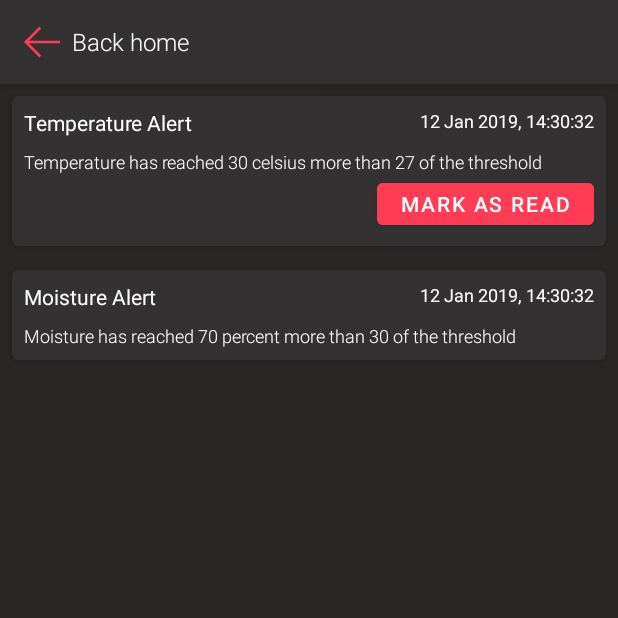
After one commit to Intelecs/intelecs-greenhouse, an Android app: the NotificationActivity screen opened directly, with no data from a screen before it, on a phone screen of 412 x 824 dp, the top half of it. The commit adds this screen. Run offline under Robolectric (Android 15) with nearby library versions, the phone set to English and light mode, and no system bars.

Commit message:
IoT Green House - Notification Activity

```diff
--- a/app/src/main/java/com/example/iotgreenhouse/activities/MainActivity.kt
+++ b/app/src/main/java/com/example/iotgreenhouse/activities/MainActivity.kt
@@ -38,7 +38,10 @@ class MainActivity : AppCompatActivity() {
                     val analyticsActivity = Intent(this, AnalyticsActivity::class.java)
                     startActivity(analyticsActivity)
                 }
-                R.id.notifications -> Toast.makeText(applicationContext, "ALERT", Toast.LENGTH_SHORT).show()
+                R.id.notifications -> {
+                    val notificationActivity = Intent(this, NotificationActivity::class.java)
+                    startActivity(notificationActivity)
+                }
                 R.id.home -> Toast.makeText(applicationContext, "HOME", Toast.LENGTH_SHORT).show()
             }
         }
--- /dev/null
+++ b/app/src/main/java/com/example/iotgreenhouse/activities/NotificationActivity.kt
@@ -0,0 +1,49 @@
+package com.example.iotgreenhouse.activities
+
+import androidx.appcompat.app.AppCompatActivity
+import android.os.Bundle
+import android.view.View
+import androidx.recyclerview.widget.LinearLayoutManager
+import com.example.iotgreenhouse.R
+import com.example.iotgreenhouse.adapters.NotificationRecyclerAdapter
+import com.example.iotgreenhouse.model.NotifcationsModel
+import kotlinx.android.synthetic.main.activity_notification.*
+
+class NotificationActivity : AppCompatActivity() {
+
+    override fun onCreate(savedInstanceState: Bundle?) {
+        super.onCreate(savedInstanceState)
+        setContentView(R.layout.activity_notification)
+
+        val linearLayoutManager = LinearLayoutManager(applicationContext)
+        reycler_notifications.layoutManager = linearLayoutManager
+        addNotifcations()
+
+    }
+
+    fun addNotifcations() {
+        val notifications: MutableList<NotifcationsModel> = ArrayList()
+
+        notifications.add(
+            NotifcationsModel("Temperature Alert",
+            "Temperature has reached 30 celsius more than 27 of the threshold", false)
+        )
+
+        notifications.add(NotifcationsModel("Moisture Alert",
+            "Moisture has reached 70 percent more than 30 of the threshold", true))
+
+        val notificationsAdapter = NotificationRecyclerAdapter(notifications,this)
+        reycler_notifications.adapter = notificationsAdapter
+
+        if (notificationsAdapter.itemCount == 0) {
+            not_found_holder.visibility = View.VISIBLE
+            loading.visibility = View.GONE
+            loading_details.visibility = View.GONE
+        }
+        else {
+            not_found_holder.visibility = View.GONE
+            loading.visibility = View.GONE
+            loading_details.visibility = View.GONE
+        }
+    }
+}
--- /dev/null
+++ b/app/src/main/java/com/example/iotgreenhouse/activities/StreamActivity.kt
@@ -0,0 +1,13 @@
+package com.example.iotgreenhouse.activities
+
+import androidx.appcompat.app.AppCompatActivity
+import android.os.Bundle
+import com.example.iotgreenhouse.R
+
+class StreamActivity : AppCompatActivity() {
+
+    override fun onCreate(savedInstanceState: Bundle?) {
+        super.onCreate(savedInstanceState)
+        setContentView(R.layout.activity_stream)
+    }
+}
--- /dev/null
+++ b/app/src/main/java/com/example/iotgreenhouse/adapters/NotificationRecyclerAdapter.kt
@@ -0,0 +1,59 @@
+package com.example.iotgreenhouse.adapters
+
+import android.content.Context
+import android.content.Intent
+import android.view.View
+import android.view.ViewGroup
+import androidx.core.content.ContextCompat
+import androidx.recyclerview.widget.RecyclerView
+import com.example.iotgreenhouse.R
+import com.example.iotgreenhouse.model.NotifcationsModel
+import com.example.iotgreenhouse.utils.inflate
+import kotlinx.android.synthetic.main.notification_item_list.view.*
+import java.text.SimpleDateFormat
+import java.util.*
+
+class NotificationRecyclerAdapter (private val notifcations: MutableList<NotifcationsModel>, private val context: Context?) :
+    RecyclerView.Adapter<NotificationRecyclerAdapter.ServiceHolder> () {
+
+    val _context = context
+
+    override fun getItemCount(): Int {
+        return notifcations.size
+    }
+
+    override fun onBindViewHolder(holder: NotificationRecyclerAdapter.ServiceHolder, position: Int) {
+        holder.bindData(notifcations.get(position), context)
+    }
+
+    override fun onCreateViewHolder(
+        parent: ViewGroup,
+        viewType: Int
+    ): NotificationRecyclerAdapter.ServiceHolder {
+        val infaledView = parent.inflate(R.layout.notification_item_list, false)
+        return ServiceHolder(infaledView)
+    }
+
+    class ServiceHolder(view: View) : RecyclerView.ViewHolder(view), View.OnClickListener {
+        val title = view.noty_title
+        val message = view.noty_msg
+        val btn_read = view.read_btn
+
+
+            init {
+            view.setOnClickListener(this)
+        }
+
+        override fun onClick(v: View?) {
+        }
+
+        fun bindData(notification: NotifcationsModel, context: Context?) {
+            title.text = notification.title
+            message.text = notification.message
+
+            if(notification.isRead) {
+                btn_read.visibility = View.GONE
+            }
+        }
+    }
+}
--- /dev/null
+++ b/app/src/main/java/com/example/iotgreenhouse/model/NotifcationsModel.kt
@@ -0,0 +1,7 @@
+package com.example.iotgreenhouse.model
+
+data class NotifcationsModel(
+    var title: String,
+    var message: String,
+    var isRead: Boolean
+)
--- /dev/null
+++ b/app/src/main/java/com/example/iotgreenhouse/utils/Extensions.kt
@@ -0,0 +1,10 @@
+package com.example.iotgreenhouse.utils
+
+import android.view.LayoutInflater
+import android.view.View
+import android.view.ViewGroup
+import androidx.annotation.LayoutRes
+
+fun ViewGroup.inflate(@LayoutRes layoutRes: Int, attactToRoot: Boolean = false): View {
+    return LayoutInflater.from(context).inflate(layoutRes, this, attactToRoot)
+}
--- /dev/null
+++ b/app/src/main/res/drawable/btn_outline.xml
@@ -0,0 +1,12 @@
+<?xml version="1.0" encoding="utf-8"?>
+<shape xmlns:android="http://schemas.android.com/apk/res/android" >
+
+    <solid android:color="@color/dark" />
+    <stroke
+        android:width="2dp"
+        android:color="@color/colorPrimary" />
+    <corners
+        android:radius="@dimen/card_radius"
+        />
+
+</shape>
--- /dev/null
+++ b/app/src/main/res/drawable/ic_not_found.xml
@@ -0,0 +1,33 @@
+<vector xmlns:android="http://schemas.android.com/apk/res/android"
+    android:width="512dp"
+    android:height="512dp"
+    android:viewportWidth="512"
+    android:viewportHeight="512">
+  <path
+      android:fillColor="#FF000000"
+      android:pathData="m92.309,68.23c0,-13.871 -11.281,-25.152 -25.152,-25.152s-25.156,11.281 -25.156,25.152c0,13.871 11.285,25.156 25.152,25.156 13.871,0 25.156,-11.285 25.156,-25.156zM67.156,78.387c-5.602,0 -10.156,-4.559 -10.156,-10.156 0,-5.598 4.555,-10.152 10.152,-10.152 5.602,0 10.156,4.555 10.156,10.152 0,5.598 -4.555,10.156 -10.152,10.156zM67.156,78.387"/>
+  <path
+      android:fillColor="#FF000000"
+      android:pathData="m126.914,93.387c13.871,0 25.156,-11.285 25.156,-25.156 0,-13.871 -11.285,-25.152 -25.156,-25.152 -13.867,0 -25.152,11.281 -25.152,25.152 0,13.871 11.281,25.156 25.152,25.156zM126.914,58.078c5.602,0 10.156,4.555 10.156,10.152 0,5.598 -4.555,10.156 -10.156,10.156 -5.598,0 -10.152,-4.559 -10.152,-10.156 0,-5.598 4.555,-10.152 10.152,-10.152zM126.914,58.078"/>
+  <path
+      android:fillColor="#FF000000"
+      android:pathData="m186.676,93.387c13.867,0 25.152,-11.285 25.152,-25.156 0,-13.871 -11.285,-25.152 -25.152,-25.152 -13.871,0 -25.156,11.281 -25.156,25.152 0,13.871 11.285,25.156 25.156,25.156zM186.676,58.078c5.598,0 10.152,4.555 10.152,10.152 0,5.598 -4.555,10.156 -10.152,10.156 -5.602,0 -10.156,-4.559 -10.156,-10.156 0,-5.598 4.555,-10.152 10.156,-10.152zM186.676,58.078"/>
+  <path
+      android:fillColor="#FF000000"
+      android:pathData="m269.668,75.73h182.668c4.141,0 7.5,-3.355 7.5,-7.5 0,-4.141 -3.359,-7.5 -7.5,-7.5h-182.668c-4.145,0 -7.5,3.359 -7.5,7.5 0,4.145 3.355,7.5 7.5,7.5zM269.668,75.73"/>
+  <path
+      android:fillColor="#FF000000"
+      android:pathData="m511.578,42.164c-0.043,-0.258 -0.09,-0.512 -0.141,-0.77 -0.023,-0.125 -0.047,-0.254 -0.074,-0.383 -2.926,-14.254 -15.57,-25.012 -30.68,-25.012h-449.367c-17.266,0 -31.316,14.047 -31.316,31.316v417.25c0,17.27 14.051,31.316 31.316,31.316h449.367c17.266,0 31.316,-14.051 31.316,-31.316v-417.25c0,-1.754 -0.145,-3.473 -0.422,-5.152zM480.684,480.883h-449.367c-8.996,0 -16.316,-7.32 -16.316,-16.316v-344.102h41.809c4.145,0 7.5,-3.359 7.5,-7.5 0,-4.145 -3.355,-7.5 -7.5,-7.5h-41.809v-58.148c0,-8.996 7.32,-16.316 16.316,-16.316h449.367c7.309,0 13.512,4.832 15.582,11.469 0.02,0.066 0.039,0.129 0.059,0.191 0.059,0.195 0.109,0.387 0.16,0.582 0.02,0.066 0.035,0.133 0.051,0.199 0.047,0.195 0.094,0.395 0.133,0.59 0.082,0.398 0.148,0.805 0.199,1.211 0.02,0.137 0.035,0.273 0.047,0.41 0.059,0.547 0.086,1.102 0.086,1.664v58.148h-412.191c-4.141,0 -7.5,3.355 -7.5,7.5 0,4.141 3.359,7.5 7.5,7.5h412.191v344.102c0,8.996 -7.32,16.316 -16.316,16.316zM480.684,480.883"/>
+  <path
+      android:fillColor="#FF000000"
+      android:pathData="m166.363,314.246c2.93,2.93 7.676,2.926 10.605,0l14.695,-14.699 14.699,14.699c2.93,2.93 7.676,2.926 10.605,0 2.93,-2.93 2.93,-7.68 0,-10.609l-14.695,-14.695 14.695,-14.695c2.93,-2.93 2.93,-7.68 0,-10.609 -2.93,-2.926 -7.68,-2.926 -10.605,0l-14.699,14.699 -14.695,-14.699c-2.93,-2.926 -7.68,-2.926 -10.605,0 -2.93,2.93 -2.93,7.68 0,10.609l14.695,14.695 -14.695,14.695c-2.93,2.93 -2.93,7.68 0,10.609zM166.363,314.246"/>
+  <path
+      android:fillColor="#FF000000"
+      android:pathData="m295.031,314.246c2.93,2.93 7.676,2.926 10.605,0l14.695,-14.699 14.699,14.699c2.93,2.93 7.676,2.926 10.605,0 2.93,-2.93 2.93,-7.68 0,-10.609l-14.695,-14.695 14.695,-14.695c2.93,-2.93 2.93,-7.68 0,-10.609 -2.93,-2.926 -7.68,-2.926 -10.605,0l-14.699,14.699 -14.695,-14.699c-2.93,-2.926 -7.68,-2.926 -10.605,0 -2.93,2.93 -2.93,7.68 0,10.609l14.695,14.695 -14.695,14.695c-2.93,2.93 -2.93,7.68 0,10.609zM295.031,314.246"/>
+  <path
+      android:fillColor="#FF000000"
+      android:pathData="m187.504,375.773h136.992c4.141,0 7.5,-3.355 7.5,-7.5 0,-4.141 -3.359,-7.5 -7.5,-7.5h-136.992c-4.141,0 -7.5,3.359 -7.5,7.5 0,4.145 3.359,7.5 7.5,7.5zM187.504,375.773"/>
+  <path
+      android:fillColor="#FF000000"
+      android:pathData="m358.957,194.355h-20.457v-14.875c0,-13.766 -11.199,-24.965 -24.961,-24.965h-115.078c-13.762,0 -24.961,11.199 -24.961,24.965v14.875h-20.457c-26.492,0 -48.043,21.555 -48.043,48.043v155.105c0,26.488 21.551,48.043 48.043,48.043h133.293c4.141,0 7.5,-3.359 7.5,-7.5 0,-4.145 -3.359,-7.5 -7.5,-7.5h-133.293c-18.219,0 -33.043,-14.824 -33.043,-33.043v-155.105c0,-18.219 14.824,-33.043 33.043,-33.043h205.914c18.219,0 33.043,14.824 33.043,33.043v155.105c0,18.219 -14.824,33.043 -33.043,33.043h-44.625c-4.141,0 -7.5,3.355 -7.5,7.5 0,4.141 3.359,7.5 7.5,7.5h44.625c26.492,0 48.043,-21.555 48.043,-48.043v-155.105c0,-26.488 -21.551,-48.043 -48.043,-48.043zM188.5,194.355v-14.875c0,-5.496 4.469,-9.965 9.961,-9.965h115.074c5.496,0 9.965,4.469 9.965,9.965v14.875zM188.5,194.355"/>
+</vector>
--- /dev/null
+++ b/app/src/main/res/layout/activity_notification.xml
@@ -0,0 +1,87 @@
+<?xml version="1.0" encoding="utf-8"?>
+<androidx.constraintlayout.widget.ConstraintLayout xmlns:android="http://schemas.android.com/apk/res/android"
+    xmlns:app="http://schemas.android.com/apk/res-auto"
+    xmlns:tools="http://schemas.android.com/tools"
+    android:layout_width="match_parent"
+    android:background="@color/dark"
+    android:layout_height="match_parent"
+    tools:context=".activities.NotificationActivity">
+
+    <include layout="@layout/back_toolbar"
+        android:id="@+id/toolbar"/>
+
+    <androidx.swiperefreshlayout.widget.SwipeRefreshLayout
+        android:layout_width="match_parent"
+        android:layout_height="wrap_content"
+        app:layout_constraintStart_toStartOf="parent"
+        app:layout_constraintTop_toBottomOf="@+id/toolbar">
+
+        <androidx.recyclerview.widget.RecyclerView
+            android:id="@+id/reycler_notifications"
+            android:layout_width="match_parent"
+            android:layout_height="wrap_content"
+            android:clipToPadding="false"
+            android:paddingBottom="200dp"
+            android:scrollbars="vertical"
+            app:layout_constraintStart_toStartOf="parent"
+            app:layout_constraintTop_toTopOf="parent" />
+    </androidx.swiperefreshlayout.widget.SwipeRefreshLayout>
+
+    <androidx.constraintlayout.widget.ConstraintLayout
+        android:id="@+id/not_found_holder"
+        android:layout_width="match_parent"
+        android:layout_height="wrap_content"
+        android:visibility="gone"
+        app:layout_constraintTop_toTopOf="parent">
+
+        <ImageView
+            android:id="@+id/not_found_image"
+            android:layout_width="@dimen/icon_big"
+            android:layout_height="@dimen/icon_big"
+            android:src="@drawable/ic_not_found"
+            app:layout_constraintEnd_toEndOf="parent"
+            app:layout_constraintStart_toStartOf="parent"
+            app:layout_constraintTop_toTopOf="parent" />
+
+        <TextView
+            android:layout_width="wrap_content"
+            android:layout_height="wrap_content"
+            android:fontFamily="sans-serif-black"
+            android:text="@string/not_found"
+            android:textColor="@color/black"
+            android:textSize="@dimen/font_xbig"
+            app:layout_constraintEnd_toEndOf="parent"
+            app:layout_constraintStart_toStartOf="parent"
+            app:layout_constraintTop_toBottomOf="@+id/not_found_image" />
+
+    </androidx.constraintlayout.widget.ConstraintLayout>
+
+
+
+    <com.airbnb.lottie.LottieAnimationView
+        android:id="@+id/loading"
+        android:layout_width="wrap_content"
+        android:layout_height="wrap_content"
+        android:layout_marginStart="@dimen/margin_small"
+        android:layout_marginTop="@dimen/margin_small"
+        android:layout_marginEnd="@dimen/margin_small"
+        app:layout_constraintEnd_toEndOf="parent"
+        app:layout_constraintStart_toStartOf="parent"
+        app:layout_constraintTop_toBottomOf="@id/not_found_holder"
+        app:lottie_autoPlay="true"
+        app:lottie_loop="true"
+        app:lottie_rawRes="@raw/loader" />
+
+    <TextView
+        app:layout_constraintEnd_toEndOf="parent"
+        app:layout_constraintStart_toStartOf="parent"
+        app:layout_constraintTop_toBottomOf="@id/loading"
+        android:layout_marginTop="@dimen/margin_small"
+        android:text="@string/please_wait"
+        android:fontFamily="sans-serif-light"
+        android:textSize="@dimen/font_normal"
+        android:id="@+id/loading_details"
+        android:layout_width="wrap_content"
+        android:layout_height="wrap_content"/>
+
+</androidx.constraintlayout.widget.ConstraintLayout>
--- /dev/null
+++ b/app/src/main/res/layout/activity_stream.xml
@@ -0,0 +1,11 @@
+<?xml version="1.0" encoding="utf-8"?>
+<androidx.constraintlayout.widget.ConstraintLayout xmlns:android="http://schemas.android.com/apk/res/android"
+    xmlns:app="http://schemas.android.com/apk/res-auto"
+    xmlns:tools="http://schemas.android.com/tools"
+    android:layout_width="match_parent"
+    android:layout_height="match_parent"
+    tools:context=".activities.StreamActivity">
+
+
+
+</androidx.constraintlayout.widget.ConstraintLayout>
--- /dev/null
+++ b/app/src/main/res/layout/notification_item_list.xml
@@ -0,0 +1,60 @@
+<?xml version="1.0" encoding="utf-8"?>
+<androidx.cardview.widget.CardView
+    xmlns:android="http://schemas.android.com/apk/res/android"
+    android:orientation="vertical"
+    android:layout_width="match_parent"
+    android:layout_height="wrap_content"
+    android:layout_margin="@dimen/margin_small"
+    xmlns:app="http://schemas.android.com/apk/res-auto"
+    app:cardCornerRadius="@dimen/card_radius"
+    app:cardBackgroundColor="@color/gray">
+    <androidx.constraintlayout.widget.ConstraintLayout
+        android:padding="@dimen/margin_small"
+        android:layout_width="match_parent"
+        android:layout_height="wrap_content">
+
+        <TextView
+            app:layout_constraintTop_toTopOf="parent"
+            app:layout_constraintStart_toStartOf="parent"
+            android:textColor="@color/white"
+            android:text="@string/notification_title"
+            android:id="@+id/noty_title"
+            android:layout_width="wrap_content"
+            android:layout_height="wrap_content" />
+
+        <TextView
+            app:layout_constraintTop_toTopOf="parent"
+            app:layout_constraintEnd_toEndOf="parent"
+            android:textColor="@color/white"
+            android:text="@string/notification_time"
+            android:textSize="@dimen/font_normal"
+            android:id="@+id/noty_time"
+            android:layout_width="wrap_content"
+            android:layout_height="wrap_content" />
+
+
+        <TextView
+            app:layout_constraintTop_toBottomOf="@id/noty_title"
+            android:id="@+id/noty_msg"
+            android:layout_marginTop="@dimen/margin_small"
+            android:textAlignment="viewStart"
+            android:text="@string/notification_message"
+            android:textColor="@color/white"
+            android:fontFamily="sans-serif-light"
+            android:textSize="@dimen/font_normal"
+            android:layout_width="match_parent"
+            android:layout_height="wrap_content"/>
+
+        <Button
+            app:layout_constraintTop_toBottomOf="@id/noty_msg"
+            app:layout_constraintEnd_toEndOf="parent"
+            android:id="@+id/read_btn"
+            android:backgroundTint="@color/colorPrimary"
+            android:text="@string/mark_as_read"
+            android:layout_width="wrap_content"
+            android:layout_height="@dimen/input_height"/>
+
+
+    </androidx.constraintlayout.widget.ConstraintLayout>
+
+</androidx.cardview.widget.CardView>
--- a/app/src/main/res/values/strings.xml
+++ b/app/src/main/res/values/strings.xml
@@ -43,4 +43,12 @@
     <string name="cancel_hint">Cancel</string>
     <string name="back_hint">Back home</string>
 
+    <string name="notification_title">Temperature sensor</string>
+    <string name="notification_message">Temperature has reached 33&#176;C beyond the threshold of 28&#176;C</string>
+    <string name="mark_as_read">Mark as Read</string>
+    <string name="notification_time">12 Jan 2019, 14:30:32</string>
+
+    <string name="please_wait">Please wait &#8230;</string>
+    <string name="not_found">There is not data at the moment</string>
+
 </resources>
```
Also changed, not shown: app/src/main/AndroidManifest.xml (+4 -4 lines).
